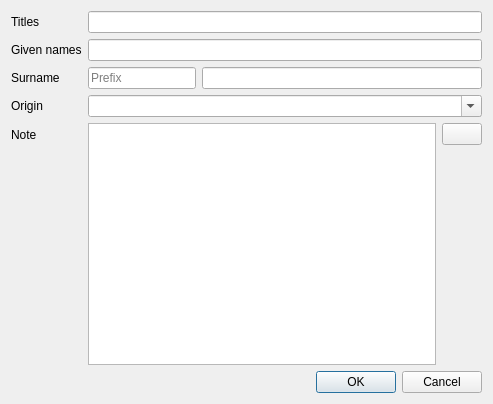
The window that src/editors/name_editor_dialog.ui (niknetniko/opa) describes before a commit, drawn with Qt 5.
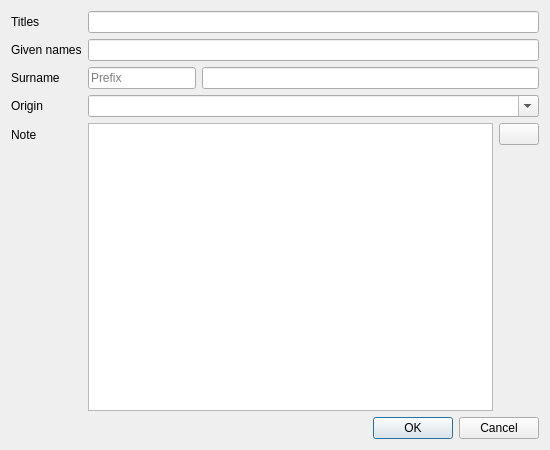
The same window after the commit. Icons and pictures are not drawn. Custom widgets are drawn as their Qt base class.

Commit message: Improve common editor class II

Patch:
```diff
--- a/src/editors/name_editor_dialog.ui
+++ b/src/editors/name_editor_dialog.ui
@@ -1,20 +1,18 @@
 <?xml version="1.0" encoding="UTF-8"?>
 <ui version="4.0">
  <class>NameEditorForm</class>
- <widget class="QWidget" name="NameEditorForm">
+ <widget class="QDialog" name="NameEditorForm">
   <property name="geometry">
    <rect>
     <x>0</x>
     <y>0</y>
-    <width>493</width>
-    <height>404</height>
+    <width>550</width>
+    <height>450</height>
    </rect>
   </property>
   <property name="windowTitle">
    <string>Form</string>
   </property>
-  <layout class="QVBoxLayout" name="verticalLayout_2">
-   <item>
     <layout class="QVBoxLayout" name="verticalLayout">
      <item>
       <layout class="QFormLayout" name="formLayout">
@@ -122,8 +120,6 @@
       </widget>
      </item>
     </layout>
-   </item>
-  </layout>
  </widget>
  <customwidgets>
   <customwidget>
```
Left out of the diff: 35 changed lines with no effect on the pictures. Lines whose indentation alone changed are shown as unchanged. The commit also changes 5 other files.
